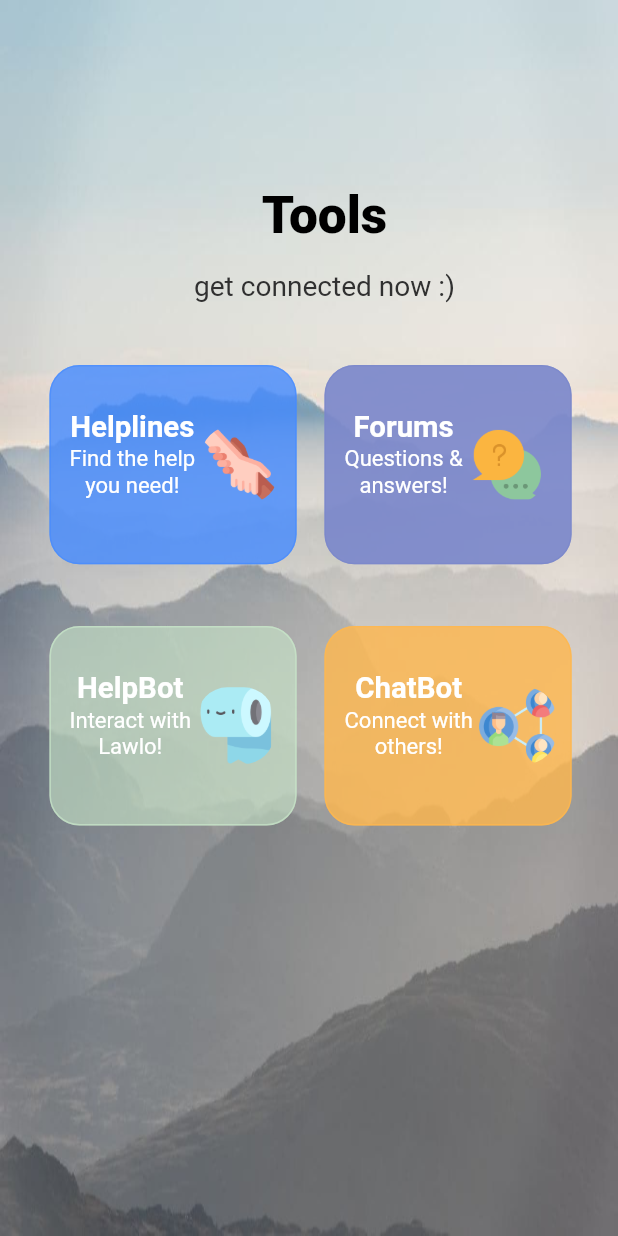
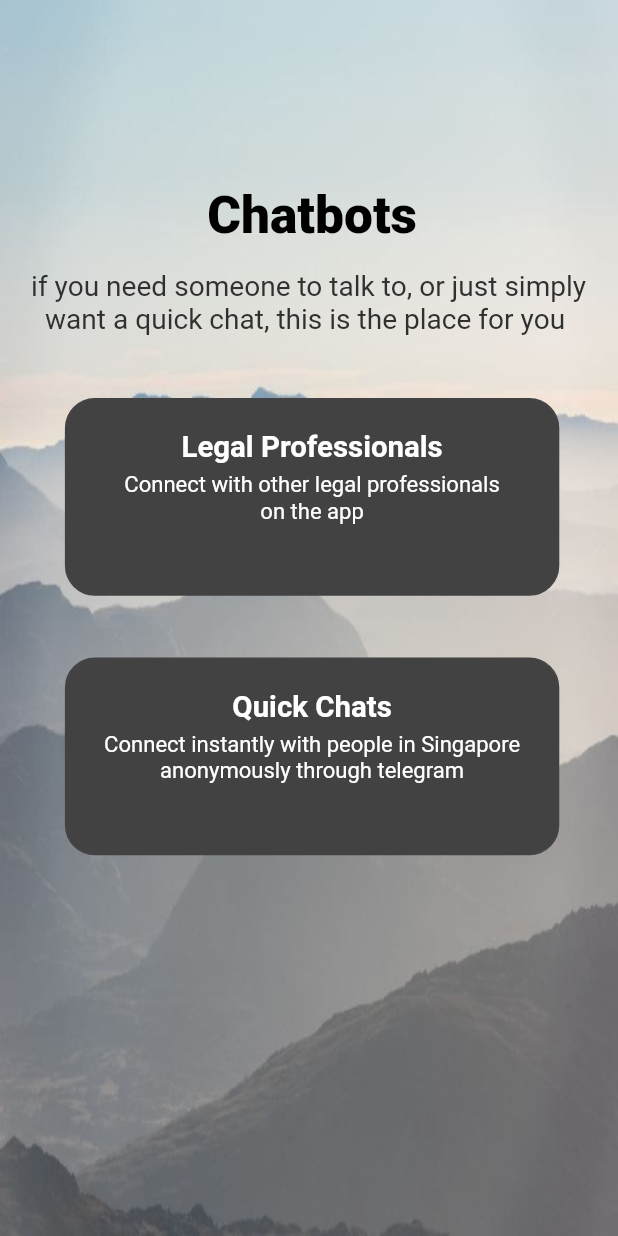
Before and after one commit to JJunHan/Luman, a Flutter app: the ToolsPage screen opened directly, after a tap on "ChatBot", on a phone screen of 412 x 824 dp. Run offline on Flutter 3.47's test engine with Material 2 defaults, Android fonts, the phone set to English and light mode, and no system bars; our stand-ins replace firebase_auth, firebase_core, flutter_svg; missing offline and left inert: dart:ffi, toggle_bar; accounts and stored records are empty; Roboto replaces fonts that are missing (open sans).

Commit message:
added chatboat page

```diff
--- /dev/null
+++ b/luman/lib/Individual/chatbot.dart
@@ -0,0 +1,99 @@
+import 'package:flutter/material.dart';
+import 'package:luman/Individual/helplinesentry.dart';
+import 'package:luman/Backgrounds/homepagebg.dart';
+import 'package:luman/Individual/innerpagetextfiller.dart';
+import 'package:luman/constants.dart';
+import 'package:url_launcher/url_launcher.dart';
+
+class Body extends StatelessWidget {
+  const Body({
+    Key? key,
+  }) : super(key: key);
+
+  @override
+  Widget build(BuildContext context) {
+    Size size = MediaQuery.of(context).size;
+
+    return Background(
+      innerPage: false,
+      pinkbg: false,
+      child: SingleChildScrollView(
+        child: Column(
+          mainAxisAlignment: MainAxisAlignment.center,
+          children: <Widget>[
+            Container(
+              margin: EdgeInsets.only(
+                  //adjust position of Welcome User here
+                  left: size.width * 0.01,
+                  top: size.height * 0.15),
+              alignment: Alignment.center,
+              child: Column(
+                mainAxisAlignment: MainAxisAlignment.center,
+                children: <Widget>[
+                  Text(
+                    "Chatbots",
+                    style: TextStyle(
+                      fontFamily: "open sans",
+                      fontSize: size.width / 12,
+                      color: Colors.black,
+                      fontWeight: FontWeight.w800,
+                    ),
+                  ),
+                  SizedBox(height: size.height * 0.02),
+                  Text(
+                    "if you need someone to talk to, or just simply \n\t\twant a quick chat, this is the place for you",
+                    style: TextStyle(
+                      fontFamily: "open sans",
+                      fontSize: size.width / 22,
+                      color: Colors.grey[850],
+                      //fontWeight: FontWeight.w900,
+                    ),
+                  ),
+                  SizedBox(height: size.height * 0.05),
+                  InkWell(
+                    onTap: () {
+                      Navigator.push(
+                        context,
+                        MaterialPageRoute(
+                          builder: (context) {
+                            return HelpLinesPage();
+                          },
+                        ),
+                      );
+                    }, // handle your onTap here
+                    child: TextFiller(
+                      maxheight: "6.25",
+                      maxwidth: "1.25",
+                      //image: "assets/images/helping-hand.png",
+                      title: "Legal Professionals",
+                      subtext: "Connect with other legal professionals",
+                      subsubtext: "on the app",
+                      boarder: darkGrey,
+                      fill: darkGrey,
+                    ),
+                  ),
+                  SizedBox(height: size.height * 0.05),
+                  InkWell(
+                    onTap: () => launch(
+                      "https://t.me/SGchatterbot",
+                    ), // handle your onTap here
+                    child: TextFiller(
+                      maxheight: "6.25",
+                      maxwidth: "1.25",
+                      //image: "assets/images/question.png",
+                      title: "Quick Chats",
+                      subtext: "Connect instantly with people in Singapore",
+                      subsubtext: "anonymously through telegram",
+                      boarder: darkGrey,
+                      fill: darkGrey,
+                    ),
+                  ),
+                ],
+              ),
+            ),
+          ],
+        ),
+      ),
+    );
+  }
+}
--- /dev/null
+++ b/luman/lib/Individual/chatbotentry.dart
@@ -0,0 +1,15 @@
+import 'package:flutter/material.dart';
+import 'package:luman/Individual/chatbot.dart';
+
+class ChatbotPage extends StatelessWidget {
+  const ChatbotPage({
+    Key? key,
+  }) : super(key: key);
+
+  @override
+  Widget build(BuildContext context) {
+    return Scaffold(
+      body: Body(),
+    );
+  }
+}
--- a/luman/lib/Individual/innerpagetextfiller.dart
+++ b/luman/lib/Individual/innerpagetextfiller.dart
@@ -9,6 +9,8 @@ class TextFiller extends StatelessWidget {
   final Color boarder;
   final Color fill;
   final String subsubtext;
+  final String maxwidth;
+  final String maxheight;
   const TextFiller({
     Key? key,
     //required this.onChanged,
@@ -17,6 +19,8 @@ class TextFiller extends StatelessWidget {
     required this.boarder,
     required this.fill,
     required this.subsubtext,
+    this.maxheight = "7.2",
+    this.maxwidth = "1.25",
   }) : super(key: key);
 
   @override
@@ -24,8 +28,8 @@ class TextFiller extends StatelessWidget {
     Size size = MediaQuery.of(context).size;
 
     return Container(
-      width: size.width / 1.25,
-      height: size.height / 7.2,
+      width: size.width / double.parse(maxwidth),
+      height: size.height / double.parse(maxheight),
       //color: Colors.red[100],
       decoration: BoxDecoration(
         border: Border.all(
--- a/luman/lib/Individual/innerpagetextheader.dart
+++ b/luman/lib/Individual/innerpagetextheader.dart
@@ -7,12 +7,16 @@ class TextHeader extends StatelessWidget {
   final String title;
   final Color boarder;
   final Color fill;
+  final String maxwidth;
+  final String maxheight;
   const TextHeader({
     Key? key,
     //required this.onChanged,
     required this.title,
     required this.boarder,
     required this.fill,
+    this.maxheight = "8.3",
+    this.maxwidth = "1.25",
   }) : super(key: key);
 
   @override
@@ -20,8 +24,8 @@ class TextHeader extends StatelessWidget {
     Size size = MediaQuery.of(context).size;
 
     return Container(
-      width: size.width / 1.25,
-      height: size.height / 8.3,
+      width: size.width / double.parse(maxwidth),
+      height: size.height / double.parse(maxheight),
       //color: Colors.red[100],
       decoration: BoxDecoration(
         border: Border.all(
--- a/luman/lib/Pages/homepageheaders.dart
+++ b/luman/lib/Pages/homepageheaders.dart
@@ -28,6 +28,7 @@ class homepageHeaders extends StatelessWidget {
           ),
           //padding: EdgeInsets.(10.0), //this is for internal padding
           child: Row(
+            mainAxisAlignment: MainAxisAlignment.spaceBetween,
             children: <Widget>[
               Text(
                 this.text,
@@ -38,19 +39,22 @@ class homepageHeaders extends StatelessWidget {
                   fontWeight: FontWeight.bold,
                 ),
               ),
-              SizedBox(width: size.width * 0.2 - sizeofText),
+              //SizedBox(width: size.width * 0.2 - sizeofText),
               GestureDetector(
                 onTap: press,
                 child: Text(
-                  "See more",
+                  "See more\t\t\t\t\t\t\t\t\t",
+                  textAlign: TextAlign.right,
                   style: TextStyle(
                     fontFamily: "open sans",
                     fontSize: size.width / 26,
                     color: Colors.white,
+
                     //fontWeight: FontWeight.w900,
                   ),
                 ),
               ),
+              //SizedBox(width: size.width * 0.02),
             ],
           ),
         ),
--- a/luman/lib/Pages/toolslider.dart
+++ b/luman/lib/Pages/toolslider.dart
@@ -1,4 +1,5 @@
 import 'package:flutter/material.dart';
+import 'package:luman/Individual/chatbotentry.dart';
 import 'package:luman/Individual/helplinesentry.dart';
 import 'package:luman/constants.dart';
 import 'package:luman/Pages/homepagetextimagefiller.dart';
@@ -69,7 +70,16 @@ class ToolSlider extends StatelessWidget {
           ),
           SizedBox(width: size.width * 0.045),
           InkWell(
-            onTap: () => print("Container pressed"), // handle your onTap here
+            onTap: () {
+              Navigator.push(
+                context,
+                MaterialPageRoute(
+                  builder: (context) {
+                    return ChatbotPage();
+                  },
+                ),
+              );
+            }, // handle your onTap here
             child: TextImageFiller(
               image: "assets/images/network.png",
               title: "ChatBot",
--- a/luman/lib/Pages/toolspage.dart
+++ b/luman/lib/Pages/toolspage.dart
@@ -1,4 +1,5 @@
 import 'package:flutter/material.dart';
+import 'package:luman/Individual/chatbotentry.dart';
 import 'package:luman/Individual/helplinesentry.dart';
 import 'package:luman/Backgrounds/homepagebg.dart';
 import 'package:luman/constants.dart';
@@ -107,8 +108,16 @@ class Body extends StatelessWidget {
                       ),
                       SizedBox(width: size.width * 0.045),
                       InkWell(
-                        onTap: () => print(
-                            "Container pressed"), // handle your onTap here
+                        onTap: () {
+                          Navigator.push(
+                            context,
+                            MaterialPageRoute(
+                              builder: (context) {
+                                return ChatbotPage();
+                              },
+                            ),
+                          );
+                        }, // handle your onTap here
                         child: TextImageFiller(
                           image: "assets/images/network.png",
                           title: "ChatBot",
--- a/luman/lib/constants.dart
+++ b/luman/lib/constants.dart
@@ -46,7 +46,8 @@ const darkgreengrey2 = Color(0xFF00796B);
 const darkgreengrey3 = Color(0xFF009688);
 const darkgreengrey4 = Color(0xFF80CBC4);
 
-//Color TEST = Colors.teal[900];
+const darkGrey = Color(0xFF424242);
+//Color TEST = Colors.grey[900];
 Color kWhite = Color(0xFFF3E5F5).withOpacity(
     0.8); // this will change all opacity of the Login and signup buttons
 
```
